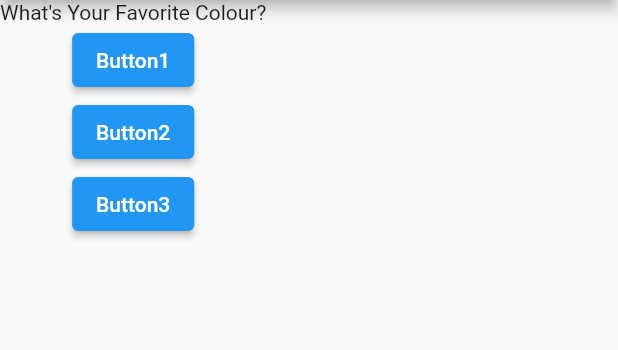
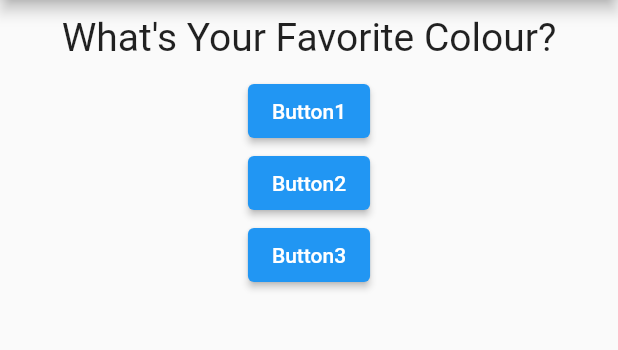
Before and after one commit to FrengkyG/learn-flutter, a Flutter app: the screen it shows after launch, on a phone screen of 412 x 824 dp, the part 84-434 px from its top. Run offline on Flutter 3.47's test engine with Material 2 defaults, Android fonts, the phone set to English and light mode, and no system bars; our stand-ins replace cached_network_image, dartz, equatable, flutter_local_notifications, flutter_rating_bar, get_it and 5 more; missing offline and left inert: android_alarm_manager_plus, app_settings; accounts and stored records are empty; generated files the repository leaves out were written again.

Commit message:
Styling Question Text

```diff
--- a/Flutter The Complete Guide/01 Quiz App/quizly/lib/question.dart
+++ b/Flutter The Complete Guide/01 Quiz App/quizly/lib/question.dart
@@ -7,6 +7,14 @@ class Question extends StatelessWidget {
 
   @override
   Widget build(BuildContext context) {
-    return Text(questionText);
+    return Container(
+      width: double.infinity,
+      margin: const EdgeInsets.all(10),
+      child: Text(
+        questionText,
+        style: const TextStyle(fontSize: 26),
+        textAlign: TextAlign.center,
+      ),
+    );
   }
 }
```
